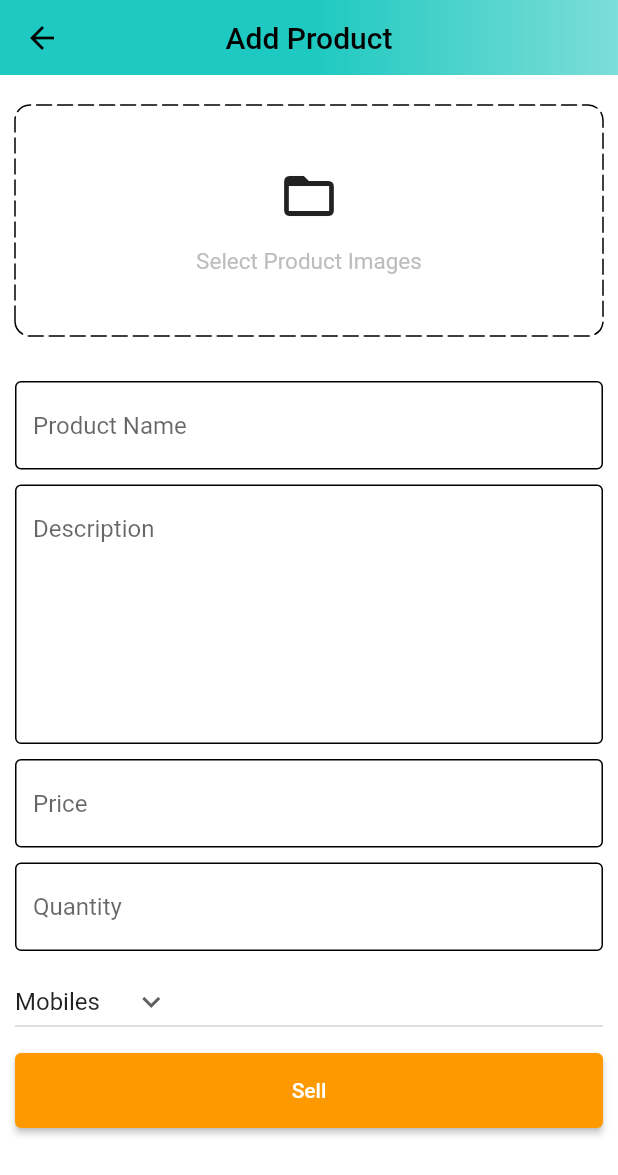
After one commit to JayGandhi1709/Amazon_clone_flutter, a Flutter app: the AdminScreen screen opened directly, after a tap on the "add" icon, on a phone screen of 412 x 824 dp. The commit adds this screen. Shown: the top 1175 px of the screen. Run offline on Flutter 3.47's test engine with Material 2 defaults, Android fonts, the phone set to English and light mode, and no system bars; drawn by our look-alikes of dotted_border; our stand-ins replace carousel_slider, file_picker, shared_preferences; missing offline and left inert: cloudinary_public; accounts and stored records are empty.

Commit message:
add new sell product completed

```diff
--- /dev/null
+++ b/lib/admin/screens/add_product_screen.dart
@@ -0,0 +1,199 @@
+import 'dart:io';
+
+import 'package:amazon_clone/admin/services/admin_services.dart';
+import 'package:amazon_clone/common/widgets/custom_button.dart';
+import 'package:amazon_clone/common/widgets/custom_textfield.dart';
+import 'package:amazon_clone/constants/global_variables.dart';
+import 'package:amazon_clone/constants/utils.dart';
+import 'package:carousel_slider/carousel_slider.dart';
+import 'package:dotted_border/dotted_border.dart';
+import 'package:flutter/material.dart';
+
+class AddProductScreen extends StatefulWidget {
+  static const String routeName = 'add-product';
+  const AddProductScreen({super.key});
+
+  @override
+  State<AddProductScreen> createState() => _AddProductScreenState();
+}
+
+class _AddProductScreenState extends State<AddProductScreen> {
+  final TextEditingController productNameController = TextEditingController();
+  final TextEditingController descriptionController = TextEditingController();
+  final TextEditingController priceController = TextEditingController();
+  final TextEditingController quantityController = TextEditingController();
+
+  final AdminServices adminServices = AdminServices();
+
+  String category = 'Mobiles';
+  List<File> images = [];
+
+  final _addProductFormKey = GlobalKey<FormState>();
+
+  @override
+  void dispose() {
+    // TODO: implement dispose
+    super.dispose();
+    productNameController.dispose();
+    descriptionController.dispose();
+    priceController.dispose();
+    quantityController.dispose();
+  }
+
+  List<String> productCategories = [
+    'Mobiles',
+    'Essentials',
+    'Appliances',
+    'Books',
+    'Fashion',
+  ];
+
+  void sellProduct() {
+    if (_addProductFormKey.currentState!.validate() && images.isNotEmpty) {
+      adminServices.sellProduct(
+        context: context,
+        name: productNameController.text,
+        description: descriptionController.text,
+        price: double.parse(priceController.text),
+        quantity: double.parse(quantityController.text),
+        category: category,
+        images: images,
+      );
+    }
+  }
+
+  Future<void> selecteImages() async {
+    var res = await pickImage();
+    setState(() {
+      images = res;
+    });
+  }
+
+  @override
+  Widget build(BuildContext context) {
+    return Scaffold(
+      appBar: PreferredSize(
+        preferredSize: const Size.fromHeight(50),
+        child: AppBar(
+            flexibleSpace: Container(
+              decoration: const BoxDecoration(
+                gradient: GlobalVariables.appBarGradient,
+              ),
+            ),
+            centerTitle: true,
+            title: const Text(
+              "Add Product",
+              style: TextStyle(
+                color: Colors.black,
+              ),
+            )),
+      ),
+      body: SingleChildScrollView(
+        child: Form(
+          key: _addProductFormKey,
+          child: Padding(
+            padding: const EdgeInsets.symmetric(horizontal: 10.0),
+            child: Column(
+              children: [
+                const SizedBox(height: 20),
+                images.isNotEmpty
+                    ? CarouselSlider.builder(
+                        itemCount: images.length,
+                        itemBuilder:
+                            (BuildContext context, int index, int realIndex) {
+                          return Image.file(
+                            images[index],
+                            fit: BoxFit.cover,
+                            height: 200,
+                          );
+                        },
+                        options: CarouselOptions(
+                          viewportFraction: 1,
+                          height: 200,
+                        ),
+                      )
+                    : GestureDetector(
+                        onTap: selecteImages,
+                        child: DottedBorder(
+                          borderType: BorderType.RRect,
+                          radius: const Radius.circular(10),
+                          dashPattern: const [10, 4],
+                          strokeCap: StrokeCap.round,
+                          child: Container(
+                            width: double.infinity,
+                            height: 150,
+                            decoration: BoxDecoration(
+                              borderRadius: BorderRadius.circular(10),
+                            ),
+                            child: Column(
+                              mainAxisAlignment: MainAxisAlignment.center,
+                              children: [
+                                const Icon(
+                                  Icons.folder_open,
+                                  size: 40,
+                                ),
+                                const SizedBox(
+                                  height: 15,
+                                ),
+                                Text(
+                                  "Select Product Images",
+                                  style: TextStyle(
+                                    fontSize: 15,
+                                    color: Colors.grey.shade400,
+                                  ),
+                                ),
+                              ],
+                            ),
+                          ),
+                        ),
+                      ),
+                const SizedBox(height: 30),
+                CustomTextField(
+                  controller: productNameController,
+                  hintText: "Product Name",
+                ),
+                const SizedBox(height: 10),
+                CustomTextField(
+                  controller: descriptionController,
+                  hintText: "Description",
+                  maxLine: 7,
+                ),
+                const SizedBox(height: 10),
+                CustomTextField(
+                  controller: priceController,
+                  hintText: "Price",
+                ),
+                const SizedBox(height: 10),
+                CustomTextField(
+                  controller: quantityController,
+                  hintText: "Quantity",
+                ),
+                const SizedBox(height: 10),
+                SizedBox(
+                  width: double.infinity,
+                  child: DropdownButton(
+                    value: category,
+                    icon: const Icon(Icons.keyboard_arrow_down),
+                    items: productCategories.map((String item) {
+                      return DropdownMenuItem(value: item, child: Text(item));
+                    }).toList(),
+                    onChanged: (String? newVal) {
+                      setState(() {
+                        category = newVal!;
+                      });
+                    },
+                  ),
+                ),
+                const SizedBox(height: 10),
+                CustomButton(
+                  text: "Sell",
+                  onTap: sellProduct,
+                ),
+              ],
+            ),
+          ),
+        ),
+      ),
+    );
+  }
+}
--- /dev/null
+++ b/lib/admin/screens/admin_screen.dart
@@ -0,0 +1,131 @@
+import 'package:amazon_clone/admin/screens/products_screen.dart';
+import 'package:amazon_clone/constants/global_variables.dart';
+import 'package:flutter/material.dart';
+
+class AdminScreen extends StatefulWidget {
+  const AdminScreen({super.key});
+
+  @override
+  State<AdminScreen> createState() => _AdminScreenState();
+}
+
+class _AdminScreenState extends State<AdminScreen> {
+
+    int _page = 0;
+  double bottomBarWidth = 42.0;
+  double bottomBarBorderWidth = 5.0;
+
+  List<Widget> pages = [
+    const ProductsScreen(),
+    const Center(child: Text("Cart Page"),),
+    const Center(child: Text("Cart Page"),),
+  ];
+
+    void updatePage(int page) {
+    setState(() {
+      _page = page;
+    });
+  }
+
+  @override
+  Widget build(BuildContext context) {
+    return Scaffold(
+      appBar: PreferredSize(
+        preferredSize: const Size.fromHeight(50),
+        child: AppBar(
+          flexibleSpace: Container(
+            decoration: const BoxDecoration(
+              gradient: GlobalVariables.appBarGradient,
+            ),
+          ),
+          title: Row(
+            mainAxisAlignment: MainAxisAlignment.spaceBetween,
+            children: [
+              Container(
+                alignment: Alignment.topLeft,
+                child: Image.asset(
+                  'assets/images/amazon_in.png',
+                  width: 120,
+                  height: 45,
+                  color: Colors.black,
+                ),
+              ),
+              const Text(
+                "Admin",
+                style: TextStyle(
+                    fontWeight: FontWeight.bold, color: Colors.black),
+              ),
+            ],
+          ),
+        ),
+      ),
+      body: pages[_page],
+      bottomNavigationBar: BottomNavigationBar(
+        currentIndex: _page,
+        selectedItemColor: GlobalVariables.selectedNavBarColor,
+        unselectedItemColor: GlobalVariables.unselectedNavBarColor,
+        iconSize: 28,
+        onTap: updatePage,
+        items: [
+          // Home
+          BottomNavigationBarItem(
+            icon: Container(
+              width: bottomBarWidth,
+              decoration: BoxDecoration(
+                border: Border(
+                  top: BorderSide(
+                    color: _page == 0
+                        ? GlobalVariables.selectedNavBarColor
+                        : GlobalVariables.backgroundColor,
+                    width: bottomBarBorderWidth,
+                  ),
+                ),
+              ),
+              child: const Icon(Icons.home_outlined),
+            ),
+            label: '',
+          ),
+          // analytics
+          BottomNavigationBarItem(
+            icon: Container(
+              width: bottomBarWidth,
+              decoration: BoxDecoration(
+                border: Border(
+                  top: BorderSide(
+                    color: _page == 1
+                        ? GlobalVariables.selectedNavBarColor
+                        : GlobalVariables.backgroundColor,
+                    width: bottomBarBorderWidth,
+                  ),
+                ),
+              ),
+              child: const Icon(Icons.analytics_outlined),
+            ),
+            label: '',
+          ),
+          // Inbox
+          BottomNavigationBarItem(
+            icon: Container(
+              width: bottomBarWidth,
+              decoration: BoxDecoration(
+                border: Border(
+                  top: BorderSide(
+                    color: _page == 2
+                        ? GlobalVariables.selectedNavBarColor
+                        : GlobalVariables.backgroundColor,
+                    width: bottomBarBorderWidth,
+                  ),
+                ),
+              ),
+              child: const Icon(
+                Icons.all_inbox_outlined,
+              ),
+            ),
+            label: '',
+          ),
+        ],
+      ),
+
+    );
+  }
+}
--- /dev/null
+++ b/lib/admin/screens/products_screen.dart
@@ -0,0 +1,31 @@
+import 'package:amazon_clone/admin/screens/add_product_screen.dart';
+import 'package:flutter/material.dart';
+
+class ProductsScreen extends StatefulWidget {
+  const ProductsScreen({super.key});
+
+  @override
+  State<ProductsScreen> createState() => _ProductsScreenState();
+}
+
+class _ProductsScreenState extends State<ProductsScreen> {
+
+  void navigateToAddProduct(){
+    Navigator.pushNamed(context, AddProductScreen.routeName);
+  }
+
+  @override
+  Widget build(BuildContext context) {
+    return Scaffold(
+      body: const Center(
+        child: Text("Products"),
+      ),
+      floatingActionButton: FloatingActionButton(
+        onPressed: navigateToAddProduct,
+        tooltip: "Add a Product",
+        child: const Icon(Icons.add),
+      ),
+      floatingActionButtonLocation: FloatingActionButtonLocation.centerFloat,
+    );
+  }
+}
--- /dev/null
+++ b/lib/admin/services/admin_services.dart
@@ -0,0 +1,67 @@
+import 'dart:io';
+import 'package:amazon_clone/constants/error_handling.dart';
+import 'package:amazon_clone/constants/global_variables.dart';
+import 'package:amazon_clone/constants/utils.dart';
+import 'package:amazon_clone/models/product.dart';
+import 'package:amazon_clone/providers/user_provider.dart';
+import 'package:cloudinary_public/cloudinary_public.dart';
+import 'package:flutter/material.dart';
+import 'package:http/http.dart' as http;
+import 'package:provider/provider.dart';
+
+class AdminServices {
+  void sellProduct({
+    required BuildContext context,
+    required String name,
+    required String description,
+    required double price,
+    required double quantity,
+    required String category,
+    required List<File> images,
+  }) async {
+    final userProvider = Provider.of<UserProvider>(context, listen: false);
+
+    try {
+      final cloudinary = CloudinaryPublic("<_cloudName>", "<_uploadPreset>");
+      List<String> imageUrls = [];
+
+      for (var i = 0; i < images.length; i++) {
+        CloudinaryResponse res = await cloudinary.uploadFile(
+          CloudinaryFile.fromFile(images[i].path, folder: name),
+        );
+        imageUrls.add(res.secureUrl);
+      }
+
+      Product product = Product(
+        name: name,
+        description: description,
+        price: price,
+        quantity: quantity,
+        category: category,
+        images: imageUrls,
+      );
+
+      http.Response res = await http.post(
+        Uri.parse("$uri/admin/add-product"),
+        headers: <String, String>{
+          'content-Type': 'application/json; charset=UTF-8',
+          'x-auth-token': userProvider.user.token,
+        },
+        body: product.toJson(),
+      );
+
+      // ignore: use_build_context_synchronously
+      httpErrorHandle(
+          response: res,
+          context: context,
+          onSuccess: () {
+            showSnackBar(context, "Product Added Successfully!");
+            Navigator.pop(context);
+          });
+    } catch (e) {
+      showSnackBar(context, e.toString());
+    }
+  }
+
+
+}
--- a/lib/common/widgets/custom_textfield.dart
+++ b/lib/common/widgets/custom_textfield.dart
@@ -3,12 +3,14 @@ import 'package:flutter/material.dart';
 class CustomTextField extends StatelessWidget {
   final TextEditingController controller;
   final String hintText;
-  const CustomTextField({super.key, required this.controller, required this.hintText});
+  final int maxLine;
+  const CustomTextField({super.key, required this.controller, required this.hintText,this.maxLine = 1});
 
   @override
   Widget build(BuildContext context) {
     return TextFormField(
       controller: controller,
+      maxLines: maxLine,
       decoration: InputDecoration(
         border: const OutlineInputBorder(
           borderSide: BorderSide(
--- a/lib/constants/utils.dart
+++ b/lib/constants/utils.dart
@@ -1,3 +1,6 @@
+import 'dart:io';
+
+import 'package:file_picker/file_picker.dart';
 import 'package:flutter/material.dart';
 
 void showSnackBar(BuildContext context, String text) {
@@ -7,3 +10,22 @@ void showSnackBar(BuildContext context, String text) {
     ),
   );
 }
+
+Future<List<File>> pickImage() async {
+  List<File> images = [];
+  try {
+    var files = await FilePicker.platform.pickFiles(
+      type: FileType.image,
+      allowMultiple: true,
+    );
+
+    if(files != null && files.files.isNotEmpty){
+      for (var i = 0; i < files.files.length; i++) {
+        images.add(File(files.files[i].path!));
+      }
+    }
+  } catch (e) {
+    debugPrint(e.toString());
+  }
+  return images;
+}
--- a/lib/features/auth/services/auth_service.dart
+++ b/lib/features/auth/services/auth_service.dart
@@ -4,7 +4,6 @@ import 'package:amazon_clone/common/widgets/bottom_bar.dart';
 import 'package:amazon_clone/constants/error_handling.dart';
 import 'package:amazon_clone/constants/global_variables.dart';
 import 'package:amazon_clone/constants/utils.dart';
-import 'package:amazon_clone/features/home/screens/home_screen.dart';
 import 'package:amazon_clone/models/user.dart';
 import 'package:amazon_clone/providers/user_provider.dart';
 import 'package:flutter/material.dart';
--- a/lib/features/home/widgets/carousel_image.dart
+++ b/lib/features/home/widgets/carousel_image.dart
@@ -17,11 +17,6 @@ class CarouselImage extends StatelessWidget {
         );
       },
       options: CarouselOptions(
-        autoPlay: true,
-        initialPage: 0,
-        enableInfiniteScroll :true,
-        pauseAutoPlayInFiniteScroll: true,
-        reverse: false,
         viewportFraction: 1,
         height: 200,
       ),
--- a/lib/main.dart
+++ b/lib/main.dart
@@ -1,3 +1,4 @@
+import 'package:amazon_clone/admin/screens/admin_screen.dart';
 import 'package:amazon_clone/common/widgets/bottom_bar.dart';
 import 'package:amazon_clone/constants/global_variables.dart';
 import 'package:amazon_clone/features/auth/screens/auth_screen.dart';
@@ -55,7 +56,9 @@ class _MyAppState extends State<MyApp> {
       ),
       onGenerateRoute: (settings) => generateRoute(settings),
       home: Provider.of<UserProvider>(context).user.token.isNotEmpty
-          ? const BottomBar()
+          ? Provider.of<UserProvider>(context).user.type == "user"
+              ? const BottomBar()
+              : const AdminScreen()
           : const AuthScreen(),
     );
   }
--- /dev/null
+++ b/lib/models/product.dart
@@ -0,0 +1,53 @@
+import 'dart:convert';
+
+// ignore_for_file: public_member_api_docs, sort_constructors_first
+class Product {
+  final String name;
+  final String description;
+  final double price;
+  final double quantity;
+  final String category;
+  final List<String> images;
+  final String? id;
+  // final String? userId;
+  Product({
+    required this.name,
+    required this.description,
+    required this.price,
+    required this.quantity,
+    required this.category,
+    required this.images,
+    this.id,
+    // this.userId,
+  });
+
+  Map<String, dynamic> toMap() {
+    return {
+      'name': name,
+      'description': description,
+      'price': price,
+      'quantity': quantity,
+      'category': category,
+      'images': images,
+      'id': id,
+      // 'userId': userId,
+    };
+  }
+
+  factory Product.fromMap(Map<String, dynamic> map) {
+    return Product(
+      name: map['name'] ?? '',
+      description: map['description'] ?? '',
+      price: map['price']?.toDouble() ?? 0.0,
+      quantity: map['quantity']?.toDouble() ?? 0.0,
+      category: map['category'] ?? '',
+      images: List<String>.from(map['images']),
+      id: map['_id'],
+      // userId: map['userId'],
+    );
+  }
+
+  String toJson() => json.encode(toMap());
+
+  factory Product.fromJson(String source) => Product.fromMap(json.decode(source));
+}
--- a/lib/router.dart
+++ b/lib/router.dart
@@ -1,3 +1,4 @@
+import 'package:amazon_clone/admin/screens/add_product_screen.dart';
 import 'package:amazon_clone/common/widgets/bottom_bar.dart';
 import 'package:amazon_clone/features/auth/screens/auth_screen.dart';
 import 'package:amazon_clone/features/home/screens/home_screen.dart';
@@ -20,6 +21,11 @@ Route<dynamic> generateRoute(RouteSettings routeSettings) {
         settings: routeSettings,
         builder: (_) => const BottomBar(),
       );
+    case AddProductScreen.routeName:
+      return MaterialPageRoute(
+        settings: routeSettings,
+        builder: (_) => const AddProductScreen(),
+      );
     default:
       return MaterialPageRoute(
         settings: routeSettings,
--- a/pubspec.yaml
+++ b/pubspec.yaml
@@ -40,6 +40,9 @@ dependencies:
   shared_preferences: ^2.2.0
   badges: ^3.1.1
   carousel_slider: ^4.2.1
+  dotted_border: ^2.0.0+3
+  file_picker: ^5.3.3
+  cloudinary_public: ^0.21.0
 
 dev_dependencies:
   flutter_test:
```
Also changed, not shown: pubspec.lock, 11 other files.
